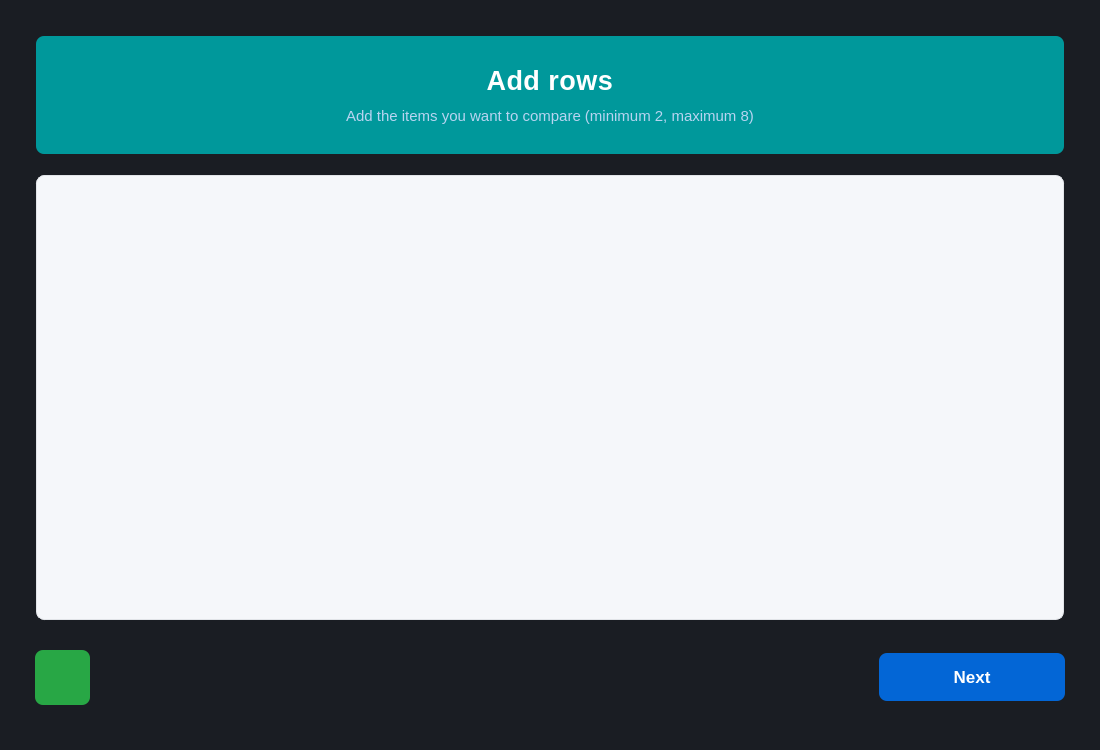
The window that src/ui/rows.ui (ivanadelcarmen/weighted-decision-matrix) describes before a commit, drawn with Qt 5.
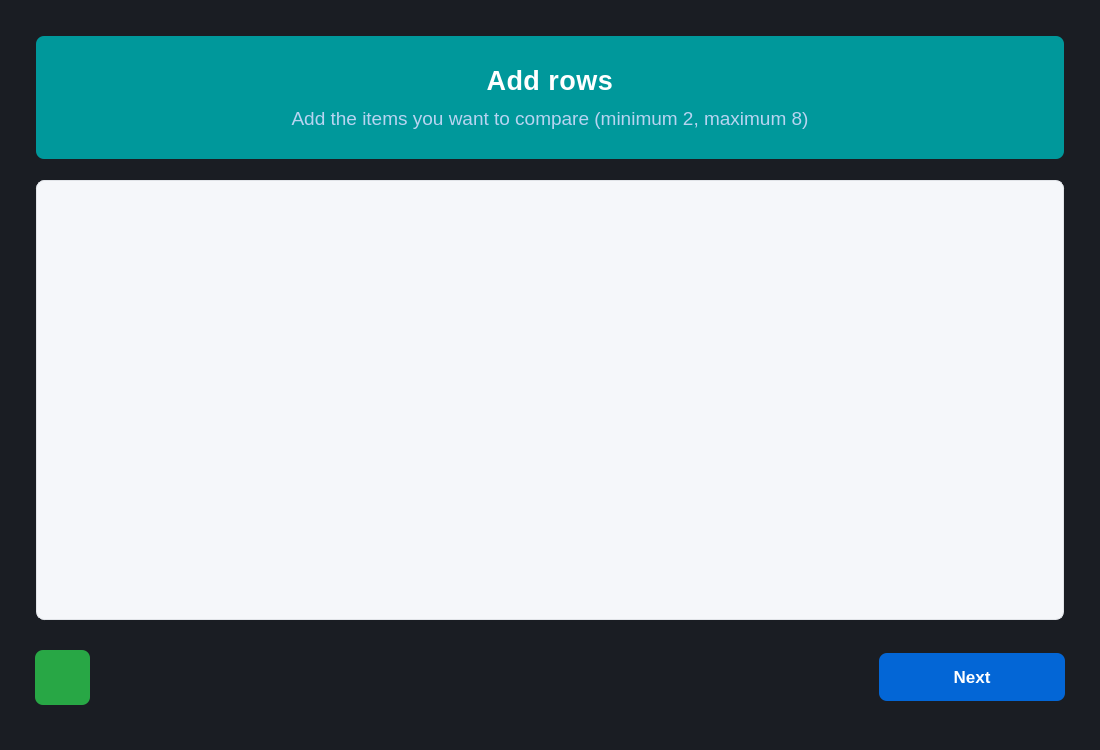
The same window after the commit. Icons and pictures are not drawn.

Commit message: Change the instructions' font sizes and add 'Current weight' label on its own

```diff
--- a/src/ui/rows.ui
+++ b/src/ui/rows.ui
@@ -65,7 +65,7 @@
 }
 
 #instructionLabel {
-    font-size: 11pt;
+    font-size: 14pt;
     font-weight: 400;
     color: #b8d4f1;
     margin-top: 5px;
```
The commit also changes 4 other files.
